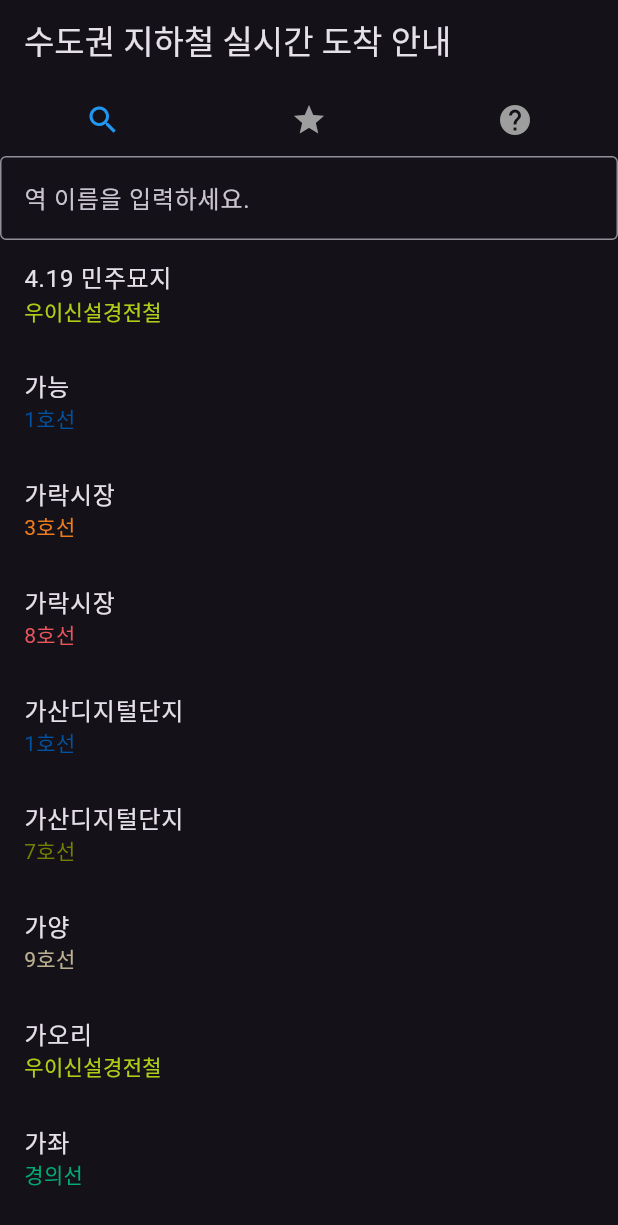
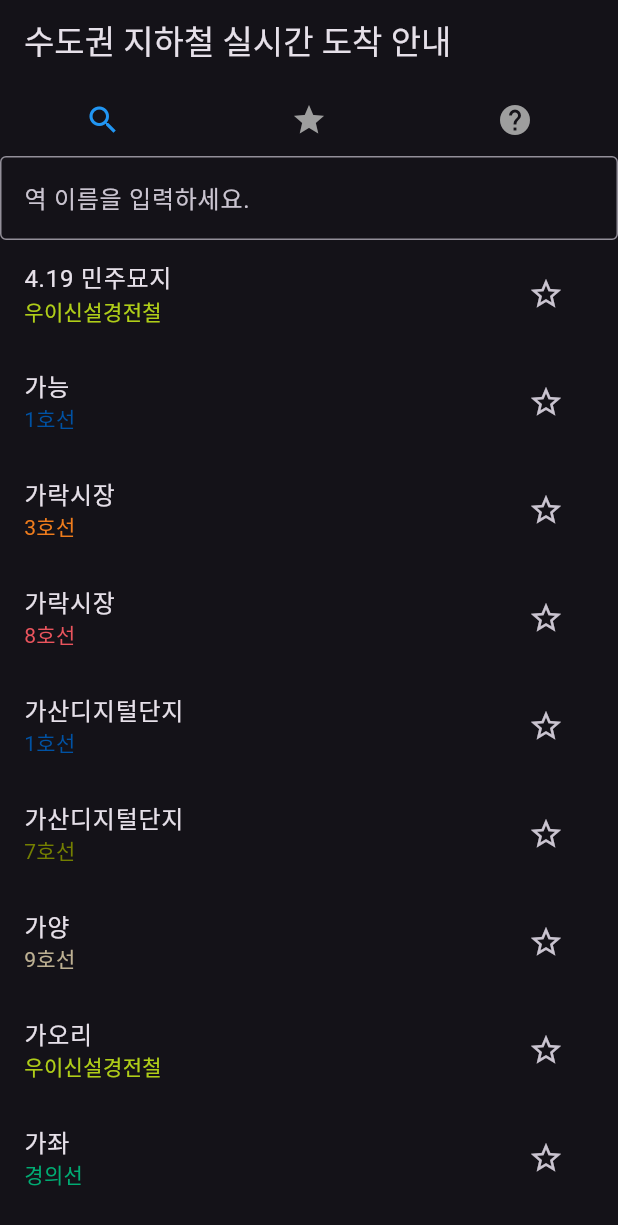
Before and after one commit to setvect/BokslSubway, a Flutter app: the screen it shows after launch, on a phone screen of 412 x 824 dp. Shown: the top 1225 px of the screen. Run offline on Flutter 3.47's test engine with Material 3 defaults, Android fonts, the light colour scheme and no system bars; our stand-ins replace shared_preferences.

Commit message:
즐겨찾는 역 등록

```diff
--- a/lib/helper/helper.dart
+++ b/lib/helper/helper.dart
@@ -16,12 +16,16 @@ class Helper {
       return !linesToCheck.any((line) => _element.lineNum.startsWith(line));
     }).toList();
 
+    sortStationList(sortedStationList);
+
+    return sortedStationList;
+  }
+
+  static void sortStationList(List<Station> sortedStationList) {
     sortedStationList.sort((a, b) {
       int compare = a.stationNm.compareTo(b.stationNm);
       if (compare != 0) return compare;
       return a.lineNum.compareTo(b.lineNum);
     });
-
-    return sortedStationList;
   }
 }
--- /dev/null
+++ b/lib/services/favorite_station.dart
@@ -0,0 +1,47 @@
+import 'dart:convert';
+
+import 'package:boksl_subway/helper/helper.dart';
+import 'package:boksl_subway/models/station.dart';
+import 'package:shared_preferences/shared_preferences.dart';
+
+const String favoriteStationList = "favoriteStationList";
+
+class FavoriteStationService {
+  static Future<void> save(Station station) async {
+    SharedPreferences prefs = await SharedPreferences.getInstance();
+    var currentList = await list();
+
+    if (currentList.where((element) {
+      var nameMatch = element.stationNm == station.stationNm;
+      var lineMatch = element.lineNum == station.lineNum;
+      return nameMatch && lineMatch;
+    }).isEmpty) {
+      currentList.add(station);
+    }
+
+    Helper.sortStationList(currentList);
+    prefs.setString(favoriteStationList, jsonEncode(currentList.map((e) => jsonEncode(e.toJson())).toList()));
+  }
+
+  static Future<void> remove(Station station) async {
+    SharedPreferences prefs = await SharedPreferences.getInstance();
+    var currentList = await list();
+    currentList.removeWhere((element) {
+      var nameMatch = element.stationNm == station.stationNm;
+      var lineMatch = element.lineNum == station.lineNum;
+      return nameMatch && lineMatch;
+    });
+    prefs.setString(favoriteStationList, jsonEncode(currentList.map((e) => jsonEncode(e.toJson())).toList()));
+  }
+
+  static Future<List<Station>> list() async {
+    SharedPreferences prefs = await SharedPreferences.getInstance();
+    List<Station> saveList = [];
+    var currentList = prefs.getString(favoriteStationList);
+    if (currentList != null) {
+      List<String> list = jsonDecode(currentList).cast<String>();
+      saveList = list.map((e) => Station.fromJson(jsonDecode(e))).toList();
+    }
+    return saveList;
+  }
+}
--- a/lib/widgets/StationSearch.dart
+++ b/lib/widgets/StationSearch.dart
@@ -1,9 +1,12 @@
 import 'package:boksl_subway/constant.dart';
 import 'package:boksl_subway/helper/helper.dart';
 import 'package:boksl_subway/models/station.dart';
+import 'package:boksl_subway/services/favorite_station.dart';
 import 'package:boksl_subway/util/util.dart';
 import 'package:boksl_subway/widgets/ArrivalInfo.dart';
 import 'package:flutter/material.dart';
+
+const String favoriteStationList = "favoriteStationList";
 
 class StationSearch extends StatefulWidget {
   @override
@@ -30,7 +33,6 @@ class _StationSearchState extends State<StationSearch> {
 
   @override
   Widget build(BuildContext context) {
-
     return Column(
       children: <Widget>[
         Row(
@@ -87,6 +89,34 @@ class _StationSearchState extends State<StationSearch> {
                       MaterialPageRoute(builder: (context) => ArrivalInfo(station: filteredStationList[index])),
                     );
                   },
+                  trailing: FutureBuilder<List<Station>>(
+                    future: FavoriteStationService.list(),
+                    builder: (BuildContext context, AsyncSnapshot<List<Station>> snapshot) {
+                      if (snapshot.connectionState == ConnectionState.waiting) {
+                        return CircularProgressIndicator(); // 로딩 중일 때는 로딩 인디케이터를 표시
+                      } else if (snapshot.hasError) {
+                        return Icon(Icons.error);
+                      } else {
+                        bool isFavorite = snapshot.data!.any((station) {
+                          return station.stationNm == filteredStationList[index].stationNm &&
+                              station.lineNum == filteredStationList[index].lineNum;
+                        });
+
+                        Icon icon = isFavorite ? Icon(Icons.star) : Icon(Icons.star_border);
+                        Function onPressed = isFavorite
+                            ? () => FavoriteStationService.remove(filteredStationList[index])
+                            : () => FavoriteStationService.save(filteredStationList[index]);
+
+                        return IconButton(
+                          icon: icon,
+                          onPressed: () {
+                            onPressed();
+                            setState(() {});
+                          },
+                        );
+                      }
+                    },
+                  ),
                 );
               }
             },
--- a/pubspec.yaml
+++ b/pubspec.yaml
@@ -13,6 +13,7 @@ dependencies:
     sdk: flutter
   logging: ^1.0.1
   cupertino_icons: ^1.0.6
+  shared_preferences: ^2.0.8
 
 dev_dependencies:
   flutter_test:
```
Also changed, not shown: lib/models/station.dart (+9 -0 lines), pubspec.lock, 1 other file.
